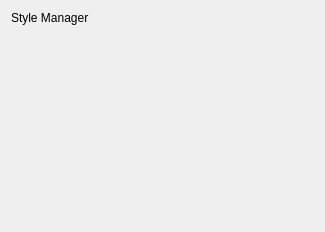
Above: plugins/textshape/dialogs/StyleManagerWelcome.ui from KDE/krita before the change. Below: the same form after it.
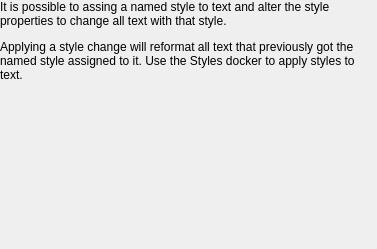
That is the form after the change.

Commit message:
Fix style manager layout;
BUG:196391

What changed in the file:
```diff
--- a/plugins/textshape/dialogs/StyleManagerWelcome.ui
+++ b/plugins/textshape/dialogs/StyleManagerWelcome.ui
@@ -1,21 +1,53 @@
 <ui version="4.0" >
  <class>StyleManagerWelcome</class>
- <widget class="QWidget" name="StyleManagerWelcome" >
-  <property name="geometry" >
+ <widget class="QWidget" name="StyleManagerWelcome">
+  <property name="geometry">
    <rect>
     <x>0</x>
     <y>0</y>
-    <width>325</width>
-    <height>232</height>
+    <width>377</width>
+    <height>249</height>
    </rect>
   </property>
-  <layout class="QGridLayout" name="gridLayout" >
-   <item row="0" column="0" >
-    <layout class="QVBoxLayout" name="verticalLayout" >
+  <property name="sizePolicy">
+   <sizepolicy hsizetype="MinimumExpanding" vsizetype="Preferred">
+    <horstretch>0</horstretch>
+    <verstretch>0</verstretch>
+   </sizepolicy>
+  </property>
+  <layout class="QGridLayout" name="gridLayout">
+   <property name="margin">
+    <number>0</number>
+   </property>
+   <item row="0" column="0">
+    <layout class="QVBoxLayout" name="verticalLayout">
      <item>
-      <widget class="QLabel" name="label" >
-       <property name="text" >
-        <string>Style Manager</string>
+      <widget class="QLabel" name="label">
+       <property name="sizePolicy">
+        <sizepolicy hsizetype="Ignored" vsizetype="Preferred">
+         <horstretch>0</horstretch>
+         <verstretch>0</verstretch>
+        </sizepolicy>
+       </property>
+       <property name="mouseTracking">
+        <bool>true</bool>
+       </property>
+       <property name="text">
+        <string>&lt;!DOCTYPE HTML PUBLIC &quot;-//W3C//DTD HTML 4.0//EN&quot; &quot;http://www.w3.org/TR/REC-html40/strict.dtd&quot;&gt;
+&lt;html&gt;&lt;head&gt;&lt;meta name=&quot;qrichtext&quot; content=&quot;1&quot; /&gt;&lt;style type=&quot;text/css&quot;&gt;
+p, li { white-space: pre-wrap; }
+&lt;/style&gt;&lt;/head&gt;&lt;body style=&quot; font-family:'DejaVu Sans'; font-size:9pt; font-weight:400; font-style:normal;&quot;&gt;
+&lt;p style=&quot; margin-top:12px; margin-bottom:12px; margin-left:0px; margin-right:0px; -qt-block-indent:0; text-indent:0px;&quot;&gt;It is possible to assing a named style to text and alter the style properties to change all text with that style.&lt;/p&gt;
+&lt;p style=&quot; margin-top:12px; margin-bottom:12px; margin-left:0px; margin-right:0px; -qt-block-indent:0; text-indent:0px;&quot;&gt;Applying a style change will reformat all text that previously got the named style assigned to it. Use the Styles docker to apply styles to text.&lt;/p&gt;&lt;/body&gt;&lt;/html&gt;</string>
+       </property>
+       <property name="textFormat">
+        <enum>Qt::RichText</enum>
+       </property>
+       <property name="wordWrap">
+        <bool>true</bool>
+       </property>
+       <property name="textInteractionFlags">
+        <set>Qt::LinksAccessibleByMouse|Qt::TextSelectableByMouse</set>
        </property>
       </widget>
      </item>
```
Left out of the diff: 9 changed lines with no effect on the pictures. The commit also changes 5 other files.
